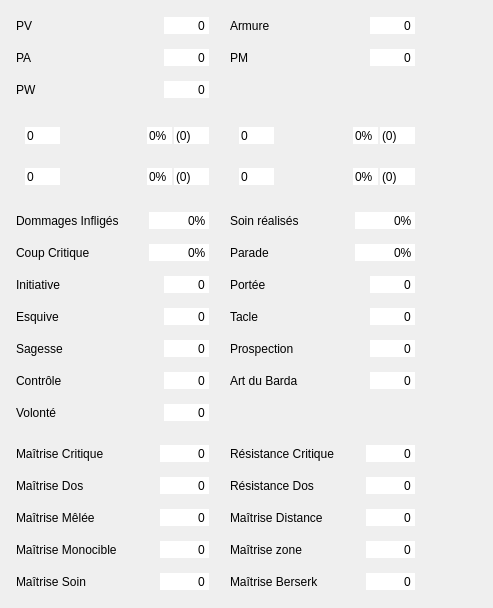
Qt form ui/c_build_display.ui (UgVo/Wakfu-Builder) before a commit.
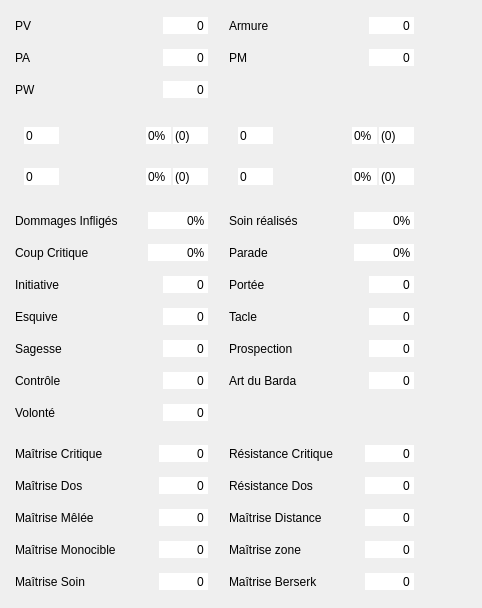
The same form after that commit. Icons and pictures are not drawn.

What changed in the file:
```diff
--- a/ui/c_build_display.ui
+++ b/ui/c_build_display.ui
@@ -6,10 +6,22 @@
    <rect>
     <x>0</x>
     <y>0</y>
-    <width>493</width>
+    <width>482</width>
     <height>608</height>
    </rect>
   </property>
+  <property name="minimumSize">
+   <size>
+    <width>482</width>
+    <height>0</height>
+   </size>
+  </property>
+  <property name="maximumSize">
+   <size>
+    <width>482</width>
+    <height>16777215</height>
+   </size>
+  </property>
   <property name="windowTitle">
    <string>Form</string>
   </property>
@@ -3170,13 +3182,13 @@
     <widget class="QFrame" name="equipement_frame">
      <property name="minimumSize">
       <size>
-       <width>65</width>
+       <width>58</width>
        <height>600</height>
       </size>
      </property>
      <property name="maximumSize">
       <size>
-       <width>65</width>
+       <width>58</width>
        <height>600</height>
       </size>
      </property>
@@ -3185,16 +3197,16 @@
        <number>4</number>
       </property>
       <property name="leftMargin">
-       <number>3</number>
+       <number>0</number>
       </property>
       <property name="topMargin">
-       <number>3</number>
+       <number>0</number>
       </property>
       <property name="rightMargin">
        <number>0</number>
       </property>
       <property name="bottomMargin">
-       <number>3</number>
+       <number>0</number>
       </property>
       <item>
        <spacer name="verticalSpacer_4">
@@ -3203,7 +3215,7 @@
         </property>
         <property name="sizeHint" stdset="0">
          <size>
-          <width>20</width>
+          <width>10</width>
           <height>40</height>
          </size>
         </property>
@@ -3216,7 +3228,7 @@
         </property>
         <property name="sizeHint" stdset="0">
          <size>
-          <width>20</width>
+          <width>10</width>
           <height>40</height>
          </size>
         </property>
```
